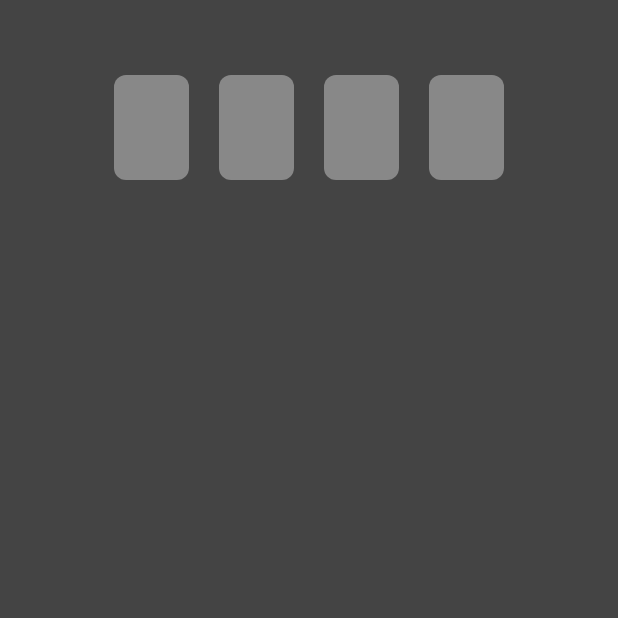
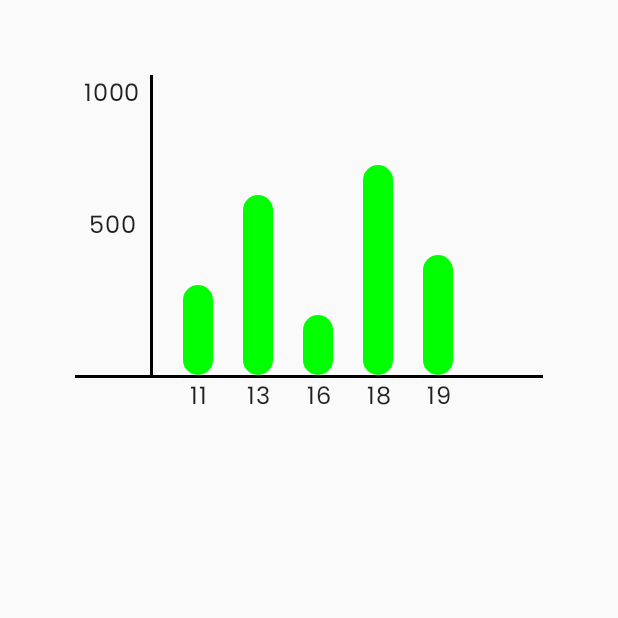
Before and after one commit to metehanbolatt/UIStructureCompose, an Android app built with Jetpack Compose: the screen it shows after launch (MainActivity), on a phone screen of 412 x 824 dp, the top half of it. Run offline under Robolectric (Android 15) with nearby library versions, the phone set to English and light mode, and no system bars.

Commit message:
Custom Bar Graph was completed.

```diff
--- a/app/src/main/java/com/metehanbolat/uistructurecompose/MainActivity.kt
+++ b/app/src/main/java/com/metehanbolat/uistructurecompose/MainActivity.kt
@@ -4,7 +4,7 @@ import android.os.Bundle
 import androidx.activity.ComponentActivity
 import androidx.activity.compose.setContent
 import androidx.compose.ui.ExperimentalComposeUiApi
-import com.metehanbolat.uistructurecompose.components.OtpView
+import com.metehanbolat.uistructurecompose.components.CustomBarChart
 import com.metehanbolat.uistructurecompose.ui.theme.UIStructureComposeTheme
 
 @ExperimentalComposeUiApi
@@ -14,7 +14,14 @@ class MainActivity : ComponentActivity() {
         actionBar?.hide()
         setContent {
             UIStructureComposeTheme {
-                OtpView()
+                val data = mapOf(
+                    Pair(0.3f, 11),
+                    Pair(0.6f, 13),
+                    Pair(0.2f, 16),
+                    Pair(0.7f, 18),
+                    Pair(0.4f, 19),
+                )
+                CustomBarChart(data = data, maxValue = 1000)
             }
         }
     }
--- /dev/null
+++ b/app/src/main/java/com/metehanbolat/uistructurecompose/components/CustomBarGraph.kt
@@ -0,0 +1,103 @@
+package com.metehanbolat.uistructurecompose.components
+
+import android.widget.Toast
+import androidx.compose.foundation.background
+import androidx.compose.foundation.clickable
+import androidx.compose.foundation.layout.*
+import androidx.compose.foundation.shape.RoundedCornerShape
+import androidx.compose.material.Text
+import androidx.compose.runtime.Composable
+import androidx.compose.ui.Alignment
+import androidx.compose.ui.Modifier
+import androidx.compose.ui.draw.clip
+import androidx.compose.ui.graphics.Color
+import androidx.compose.ui.platform.LocalContext
+import androidx.compose.ui.text.style.TextAlign
+import androidx.compose.ui.unit.dp
+
+@Composable
+fun CustomBarChart(
+    data: Map<Float, Int>,
+    maxValue: Int
+) {
+    val context = LocalContext.current
+
+    Column(
+        modifier = Modifier
+            .padding(50.dp)
+            .fillMaxSize()
+    ) {
+        Row(
+            modifier = Modifier
+                .fillMaxWidth()
+                .height(200.dp),
+            verticalAlignment = Alignment.Bottom,
+            horizontalArrangement = Arrangement.Start
+        ) {
+            Box(
+                modifier = Modifier
+                    .fillMaxHeight()
+                    .width(50.dp),
+                contentAlignment = Alignment.BottomCenter
+            ) {
+                Column(
+                    modifier = Modifier.fillMaxHeight(),
+                    verticalArrangement = Arrangement.Bottom
+                ) {
+                    Text(text = maxValue.toString())
+                    Spacer(modifier = Modifier.fillMaxHeight())
+                }
+                Column(
+                    modifier = Modifier.fillMaxHeight(),
+                    verticalArrangement = Arrangement.Bottom
+                ) {
+                    Text(text = (maxValue / 2).toString())
+                    Spacer(modifier = Modifier.fillMaxHeight(0.5f))
+                }
+            }
+
+            Box(
+                modifier = Modifier
+                    .fillMaxHeight()
+                    .width(2.dp)
+                    .background(Color.Black)
+            )
+            data.forEach {
+                Box(
+                    modifier = Modifier
+                        .padding(start = 20.dp)
+                        .clip(RoundedCornerShape(10.dp))
+                        .width(20.dp)
+                        .fillMaxHeight(it.key)
+                        .background(Color.Green)
+                        .clickable {
+                            Toast
+                                .makeText(context, it.key.toString(), Toast.LENGTH_SHORT)
+                                .show()
+                        }
+                )
+            }
+        }
+
+        Box(
+            modifier = Modifier
+                .fillMaxWidth()
+                .height(2.dp)
+                .background(Color.Black)
+        )
+        Row(
+            modifier = Modifier
+                .padding(start = 72.dp)
+                .fillMaxWidth(),
+            horizontalArrangement = Arrangement.spacedBy(20.dp)
+        ) {
+            data.values.forEach {
+                Text(
+                    modifier = Modifier.width(20.dp),
+                    text = it.toString(),
+                    textAlign = TextAlign.Center
+                )
+            }
+        }
+    }
+}
```
